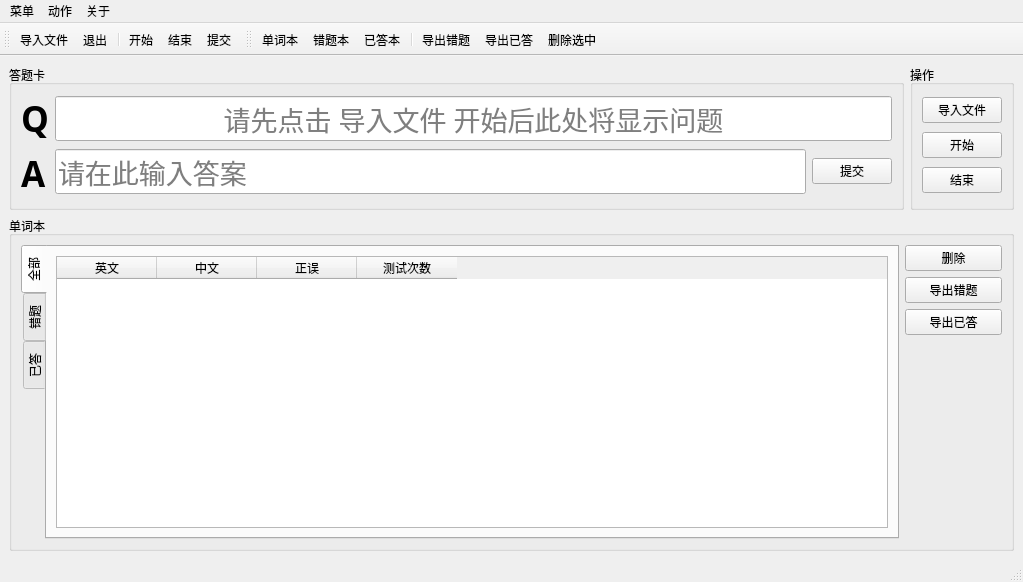
HistoneVon/Word_Test, file mainwindow.ui: the form before one commit.
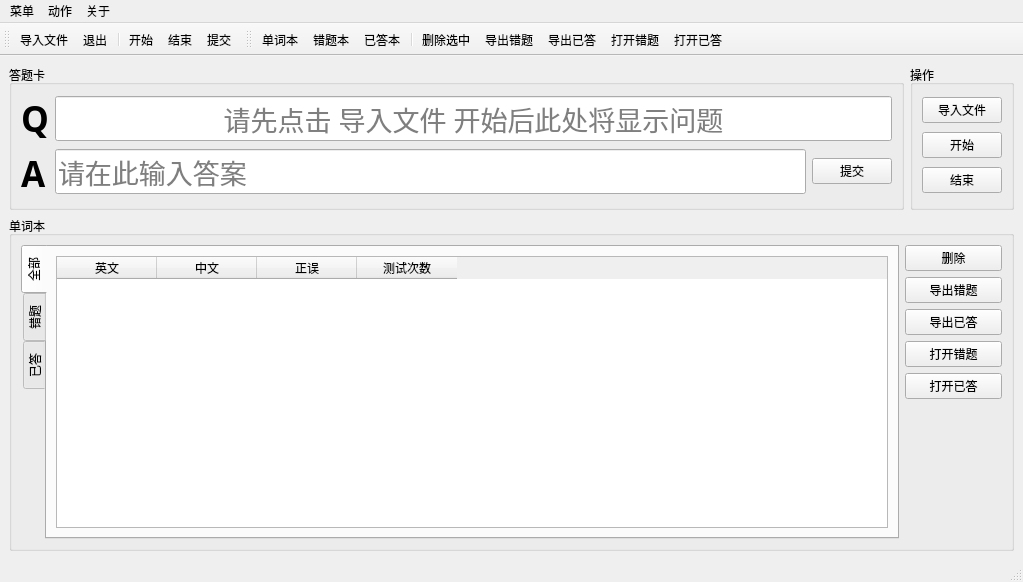
The form after the commit.

Commit message: Ver 1.1 Beta Append the file opening, but has some bugs. No continuous text can be read.

Diff of the .ui file:
```diff
--- a/mainwindow.ui
+++ b/mainwindow.ui
@@ -288,6 +288,20 @@
                  </property>
                 </widget>
                </item>
+               <item>
+                <widget class="QPushButton" name="pushButton_importWrong">
+                 <property name="text">
+                  <string>打开错题</string>
+                 </property>
+                </widget>
+               </item>
+               <item>
+                <widget class="QPushButton" name="pushButton_importDone">
+                 <property name="text">
+                  <string>打开已答</string>
+                 </property>
+                </widget>
+               </item>
               </layout>
              </item>
              <item>
@@ -389,9 +403,11 @@
    <addaction name="actionWrongWords"/>
    <addaction name="actionDoneWords"/>
    <addaction name="separator"/>
+   <addaction name="actionDelete"/>
    <addaction name="actionExport"/>
    <addaction name="actionDone"/>
-   <addaction name="actionDelete"/>
+   <addaction name="actionImportWrong"/>
+   <addaction name="actionImportDone"/>
   </widget>
   <action name="actionImport">
    <property name="text">
@@ -453,6 +469,16 @@
     <string>已答本</string>
    </property>
   </action>
+  <action name="actionImportWrong">
+   <property name="text">
+    <string>打开错题</string>
+   </property>
+  </action>
+  <action name="actionImportDone">
+   <property name="text">
+    <string>打开已答</string>
+   </property>
+  </action>
  </widget>
  <resources/>
  <connections/>
```
Left out of the diff: 2 changed lines with no effect on the pictures. The commit also changes 2 other files.
